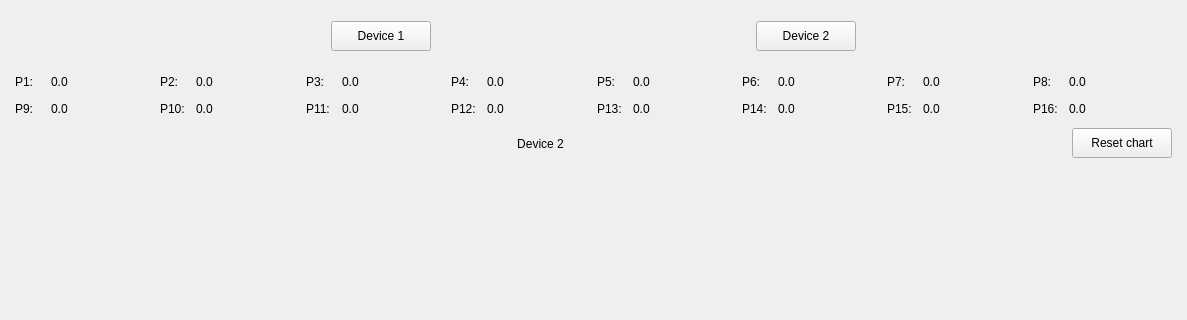
This is Qt_files/wind_tunnel_pressure_view.ui in nirow1/Lisbon_wind_tunnel as Qt 5 draws it before an edit; both pictures show x 0 to 1187 and y 0 to 320 of the 1187 by 810 pixel window. The edited form follows.
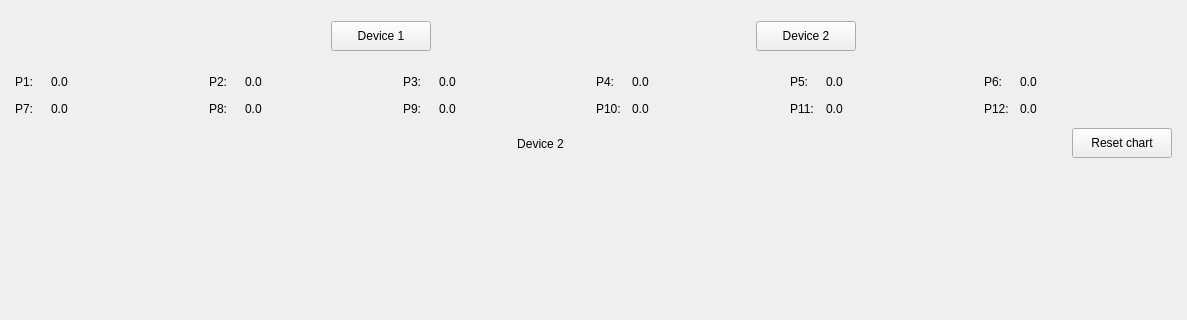
This is the edited form.

```diff
--- a/Qt_files/wind_tunnel_pressure_view.ui
+++ b/Qt_files/wind_tunnel_pressure_view.ui
@@ -564,179 +564,156 @@
           <property name="bottomMargin">
            <number>1</number>
           </property>
-          <item row="0" column="6">
-           <widget class="QLabel" name="lbl_2_p_3">
+          <item row="1" column="16">
+           <widget class="QLabel" name="lbl_2_p_12">
             <property name="text">
              <string>0.0</string>
             </property>
            </widget>
           </item>
-          <item row="0" column="16">
-           <widget class="QLabel" name="lbl_2_p_8">
+          <item row="1" column="15">
+           <widget class="QLabel" name="label_20">
             <property name="text">
-             <string>0.0</string>
+             <string>P12:</string>
             </property>
            </widget>
           </item>
-          <item row="1" column="9">
-           <widget class="QLabel" name="label_18">
-            <property name="text">
-             <string>P13:</string>
-            </property>
-           </widget>
-          </item>
-          <item row="0" column="4">
-           <widget class="QLabel" name="lbl_2_p_2">
-            <property name="text">
-             <string>0.0</string>
-            </property>
-           </widget>
-          </item>
-          <item row="0" column="14">
-           <widget class="QLabel" name="lbl_2_p_7">
-            <property name="text">
-             <string>0.0</string>
-            </property>
-           </widget>
-          </item>
-          <item row="1" column="6">
+          <item row="1" column="14">
            <widget class="QLabel" name="lbl_2_p_11">
             <property name="text">
              <string>0.0</string>
             </property>
            </widget>
           </item>
-          <item row="0" column="9">
-           <widget class="QLabel" name="label_15">
-            <property name="maximumSize">
-             <size>
-              <width>30</width>
-              <height>16777215</height>
-             </size>
+          <item row="1" column="13">
+           <widget class="QLabel" name="label_21">
+            <property name="text">
+             <string>P11:</string>
             </property>
+           </widget>
+          </item>
+          <item row="1" column="12">
+           <widget class="QLabel" name="lbl_2_p_10">
             <property name="text">
-             <string>P5:</string>
+             <string>0.0</string>
             </property>
            </widget>
           </item>
-          <item row="1" column="2">
+          <item row="1" column="11">
+           <widget class="QLabel" name="label_31">
+            <property name="text">
+             <string>P10:</string>
+            </property>
+           </widget>
+          </item>
+          <item row="1" column="10">
            <widget class="QLabel" name="lbl_2_p_9">
             <property name="text">
              <string>0.0</string>
             </property>
            </widget>
           </item>
-          <item row="1" column="10">
-           <widget class="QLabel" name="lbl_2_p_13">
+          <item row="1" column="9">
+           <widget class="QLabel" name="label_34">
+            <property name="maximumSize">
+             <size>
+              <width>30</width>
+              <height>16777215</height>
+             </size>
+            </property>
             <property name="text">
+             <string>P9:</string>
+            </property>
+           </widget>
+          </item>
+          <item row="1" column="8">
+           <widget class="QLabel" name="lbl_2_p_8">
+            <property name="text">
              <string>0.0</string>
             </property>
            </widget>
           </item>
-          <item row="0" column="10">
+          <item row="1" column="7">
+           <widget class="QLabel" name="label_32">
+            <property name="maximumSize">
+             <size>
+              <width>30</width>
+              <height>16777215</height>
+             </size>
+            </property>
+            <property name="text">
+             <string>P8:</string>
+            </property>
+           </widget>
+          </item>
+          <item row="1" column="6">
+           <widget class="QLabel" name="lbl_2_p_7">
+            <property name="text">
+             <string>0.0</string>
+            </property>
+           </widget>
+          </item>
+          <item row="1" column="5">
+           <widget class="QLabel" name="label_16">
+            <property name="maximumSize">
+             <size>
+              <width>30</width>
+              <height>16777215</height>
+             </size>
+            </property>
+            <property name="text">
+             <string>P7:</string>
+            </property>
+           </widget>
+          </item>
+          <item row="0" column="16">
+           <widget class="QLabel" name="lbl_2_p_6">
+            <property name="text">
+             <string>0.0</string>
+            </property>
+           </widget>
+          </item>
+          <item row="0" column="15">
+           <widget class="QLabel" name="label_29">
+            <property name="maximumSize">
+             <size>
+              <width>30</width>
+              <height>16777215</height>
+             </size>
+            </property>
+            <property name="text">
+             <string>P6:</string>
+            </property>
+           </widget>
+          </item>
+          <item row="0" column="14">
            <widget class="QLabel" name="lbl_2_p_5">
             <property name="text">
              <string>0.0</string>
             </property>
            </widget>
           </item>
-          <item row="0" column="8">
+          <item row="0" column="13">
+           <widget class="QLabel" name="label_15">
+            <property name="maximumSize">
+             <size>
+              <width>30</width>
+              <height>16777215</height>
+             </size>
+            </property>
+            <property name="text">
+             <string>P5:</string>
+            </property>
+           </widget>
+          </item>
+          <item row="0" column="12">
            <widget class="QLabel" name="lbl_2_p_4">
             <property name="text">
              <string>0.0</string>
             </property>
            </widget>
           </item>
-          <item row="0" column="12">
-           <widget class="QLabel" name="lbl_2_p_6">
-            <property name="text">
-             <string>0.0</string>
-            </property>
-           </widget>
-          </item>
-          <item row="0" column="13">
-           <widget class="QLabel" name="label_16">
-            <property name="maximumSize">
-             <size>
-              <width>30</width>
-              <height>16777215</height>
-             </size>
-            </property>
-            <property name="text">
-             <string>P7:</string>
-            </property>
-           </widget>
-          </item>
-          <item row="1" column="7">
-           <widget class="QLabel" name="label_20">
-            <property name="text">
-             <string>P12:</string>
-            </property>
-           </widget>
-          </item>
-          <item row="1" column="5">
-           <widget class="QLabel" name="label_21">
-            <property name="text">
-             <string>P11:</string>
-            </property>
-           </widget>
-          </item>
-          <item row="1" column="15">
-           <widget class="QLabel" name="label_22">
-            <property name="text">
-             <string>P16:</string>
-            </property>
-           </widget>
-          </item>
-          <item row="1" column="16">
-           <widget class="QLabel" name="lbl_2_p_16">
-            <property name="text">
-             <string>0.0</string>
-            </property>
-           </widget>
-          </item>
-          <item row="1" column="8">
-           <widget class="QLabel" name="lbl_2_p_12">
-            <property name="text">
-             <string>0.0</string>
-            </property>
-           </widget>
-          </item>
-          <item row="1" column="13">
-           <widget class="QLabel" name="label_28">
-            <property name="text">
-             <string>P15:</string>
-            </property>
-           </widget>
-          </item>
-          <item row="1" column="12">
-           <widget class="QLabel" name="lbl_2_p_14">
-            <property name="text">
-             <string>0.0</string>
-            </property>
-           </widget>
-          </item>
-          <item row="0" column="0">
-           <widget class="QLabel" name="label_23">
-            <property name="maximumSize">
-             <size>
-              <width>30</width>
-              <height>16777215</height>
-             </size>
-            </property>
-            <property name="text">
-             <string>P1:</string>
-            </property>
-           </widget>
-          </item>
-          <item row="1" column="11">
-           <widget class="QLabel" name="label_26">
-            <property name="text">
-             <string>P14:</string>
-            </property>
-           </widget>
-          </item>
-          <item row="0" column="7">
+          <item row="0" column="11">
            <widget class="QLabel" name="label_24">
             <property name="maximumSize">
              <size>
@@ -749,8 +726,15 @@
             </property>
            </widget>
           </item>
-          <item row="0" column="11">
-           <widget class="QLabel" name="label_29">
+          <item row="0" column="10">
+           <widget class="QLabel" name="lbl_2_p_3">
+            <property name="text">
+             <string>0.0</string>
+            </property>
+           </widget>
+          </item>
+          <item row="0" column="9">
+           <widget class="QLabel" name="label_33">
             <property name="maximumSize">
              <size>
               <width>30</width>
@@ -758,11 +742,18 @@
              </size>
             </property>
             <property name="text">
-             <string>P6:</string>
+             <string>P3:</string>
             </property>
            </widget>
           </item>
-          <item row="0" column="3">
+          <item row="0" column="8">
+           <widget class="QLabel" name="lbl_2_p_2">
+            <property name="text">
+             <string>0.0</string>
+            </property>
+           </widget>
+          </item>
+          <item row="0" column="7">
            <widget class="QLabel" name="label_30">
             <property name="maximumSize">
              <size>
@@ -775,49 +766,15 @@
             </property>
            </widget>
           </item>
-          <item row="1" column="4">
-           <widget class="QLabel" name="lbl_2_p_10">
-            <property name="text">
-             <string>0.0</string>
-            </property>
-           </widget>
-          </item>
-          <item row="1" column="14">
-           <widget class="QLabel" name="lbl_2_p_15">
-            <property name="text">
-             <string>0.0</string>
-            </property>
-           </widget>
-          </item>
-          <item row="0" column="2">
+          <item row="0" column="6">
            <widget class="QLabel" name="lbl_2_p_1">
             <property name="text">
              <string>0.0</string>
             </property>
            </widget>
           </item>
-          <item row="1" column="3">
-           <widget class="QLabel" name="label_31">
-            <property name="text">
-             <string>P10:</string>
-            </property>
-           </widget>
-          </item>
-          <item row="0" column="15">
-           <widget class="QLabel" name="label_32">
-            <property name="maximumSize">
-             <size>
-              <width>30</width>
-              <height>16777215</height>
-             </size>
-            </property>
-            <property name="text">
-             <string>P8:</string>
-            </property>
-           </widget>
-          </item>
           <item row="0" column="5">
-           <widget class="QLabel" name="label_33">
+           <widget class="QLabel" name="label_23">
             <property name="maximumSize">
              <size>
               <width>30</width>
@@ -825,20 +782,7 @@
              </size>
             </property>
             <property name="text">
-             <string>P3:</string>
-            </property>
-           </widget>
-          </item>
-          <item row="1" column="0">
-           <widget class="QLabel" name="label_34">
-            <property name="maximumSize">
-             <size>
-              <width>30</width>
-              <height>16777215</height>
-             </size>
-            </property>
-            <property name="text">
-             <string>P9:</string>
+             <string>P1:</string>
             </property>
            </widget>
           </item>
```
Left out of the diff: 306 changed lines with no effect on the pictures.
